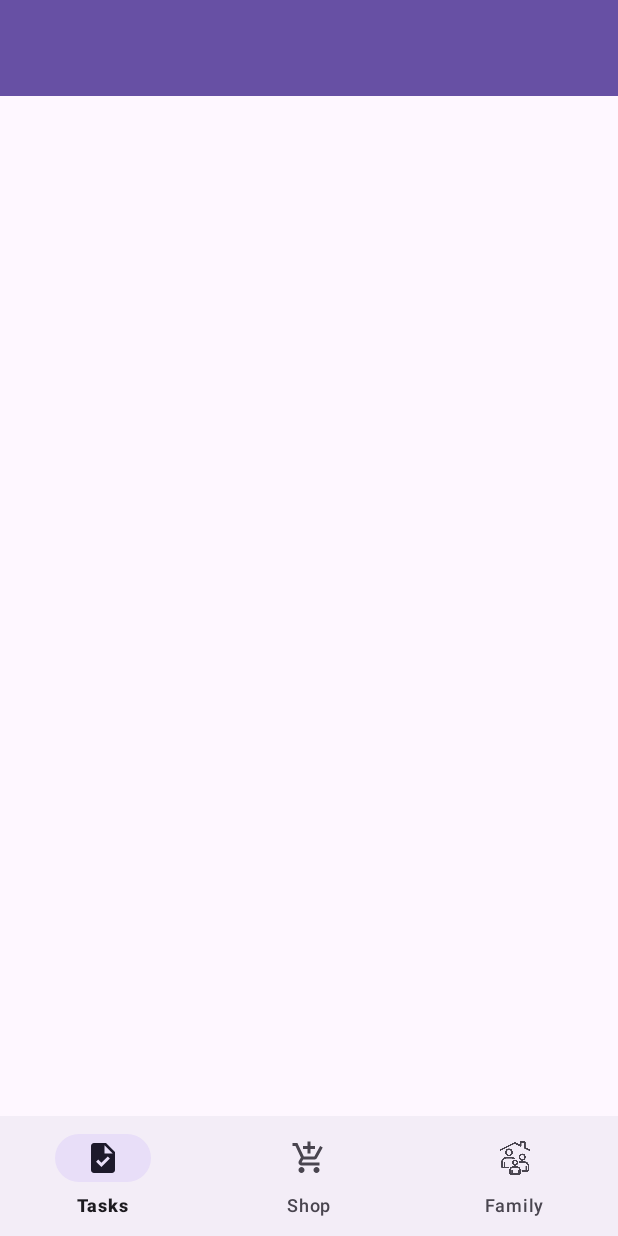
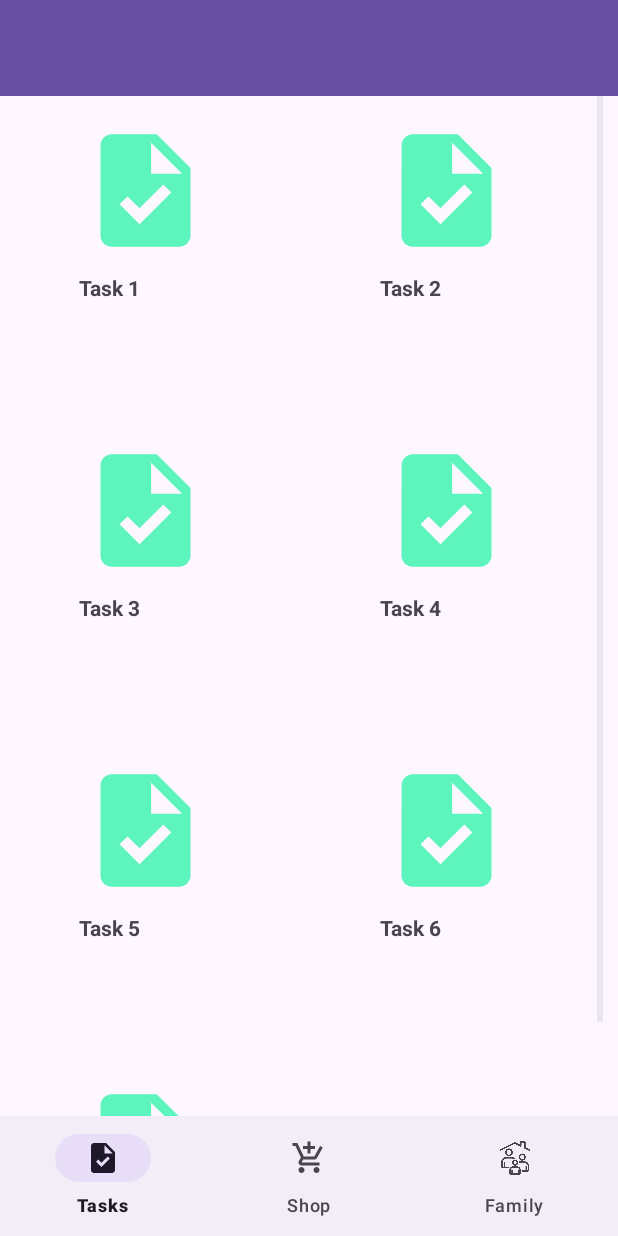
Before and after one commit to UniExtremadura/gps-project-ea03, an Android app: the HomeActivity screen opened directly, with no data from a screen before it, on a phone screen of 412 x 824 dp. Run offline under Robolectric (Android 15) with nearby library versions, the phone set to English and light mode, and no system bars; 1 statement that could not run was skipped.

Commit message:
Tasks List Grid View

```diff
--- a/app/src/main/java/com/example/familycoin/LoginActivity.kt
+++ b/app/src/main/java/com/example/familycoin/LoginActivity.kt
@@ -88,10 +88,10 @@ class LoginActivity : AppCompatActivity() {
                         user.password
                     )
 
-                    if (check.fail) {
-                        notifyInvalidCredentials(check.msg)
+                    if (passwordCheck.fail) {
+                        notifyInvalidCredentials(passwordCheck.msg)
                     } else {
-                        navigateToHomeActivity(user, check.msg)
+                        navigateToHomeActivity(user, passwordCheck.msg)
                     }
                 } else {
                     notifyInvalidCredentials("Invalid username")
--- /dev/null
+++ b/app/src/main/java/com/example/familycoin/gridView/TaskAdapter.kt
@@ -0,0 +1,42 @@
+package com.example.familycoin.gridView
+
+import android.content.Context
+import android.view.LayoutInflater
+import android.view.View
+import android.view.ViewGroup
+import android.widget.BaseAdapter
+import android.widget.ImageView
+import android.widget.TextView
+import com.example.familycoin.R
+
+class TaskAdapter(var context:Context, var taskList: ArrayList<TaskItem>) : BaseAdapter() {
+    override fun getCount(): Int {
+        return taskList.size
+    }
+
+    override fun getItem(position: Int): Any {
+        return taskList[position]
+    }
+
+    override fun getItemId(position: Int): Long {
+        return position.toLong()
+    }
+
+    override fun getView(
+        position: Int,
+        convertView: View?,
+        parent: ViewGroup?
+    ): View {
+        var view = convertView
+        if (view == null) {
+            view = LayoutInflater.from(context).inflate(R.layout.grid_item_list, parent, false)
+        }
+        val taskItem = this.getItem(position) as TaskItem
+        val taskName = view!!.findViewById<TextView>(R.id.taskItemName)
+        val taskImage = view.findViewById<ImageView>(R.id.taskItemImage)
+        taskName.text = taskItem.name
+        taskImage.setImageResource(taskItem.image!!)
+        return view
+    }
+
+}
--- /dev/null
+++ b/app/src/main/java/com/example/familycoin/gridView/TaskItem.kt
@@ -0,0 +1,11 @@
+package com.example.familycoin.gridView
+
+class TaskItem {
+    var name: String? = null
+    var image: Int? = null
+
+    constructor(name: String?, image: Int?) {
+        this.name = name
+        this.image = image
+    }
+}
--- a/app/src/main/java/com/example/familycoin/home/DiscoverFragment.kt
+++ /dev/null
@@ -1,60 +0,0 @@
-package com.example.familycoin.home
-
-import android.os.Bundle
-import androidx.fragment.app.Fragment
-import android.view.LayoutInflater
-import android.view.View
-import android.view.ViewGroup
-import com.example.familycoin.R
-
-// TODO: Rename parameter arguments, choose names that match
-// the fragment initialization parameters, e.g. ARG_ITEM_NUMBER
-private const val ARG_PARAM1 = "param1"
-private const val ARG_PARAM2 = "param2"
-
-/**
- * A simple [Fragment] subclass.
- * Use the [DiscoverFragment.newInstance] factory method to
- * create an instance of this fragment.
- */
-class DiscoverFragment : Fragment() {
-    // TODO: Rename and change types of parameters
-    private var param1: String? = null
-    private var param2: String? = null
-
-    override fun onCreate(savedInstanceState: Bundle?) {
-        super.onCreate(savedInstanceState)
-        arguments?.let {
-            param1 = it.getString(ARG_PARAM1)
-            param2 = it.getString(ARG_PARAM2)
-        }
-    }
-
-    override fun onCreateView(
-        inflater: LayoutInflater, container: ViewGroup?,
-        savedInstanceState: Bundle?
-    ): View? {
-        // Inflate the layout for this fragment
-        return inflater.inflate(R.layout.fragment_discover, container, false)
-    }
-
-    companion object {
-        /**
-         * Use this factory method to create a new instance of
-         * this fragment using the provided parameters.
-         *
-         * @param param1 Parameter 1.
-         * @param param2 Parameter 2.
-         * @return A new instance of fragment DiscoverFragment.
-         */
-        // TODO: Rename and change types and number of parameters
-        @JvmStatic
-        fun newInstance(param1: String, param2: String) =
-            DiscoverFragment().apply {
-                arguments = Bundle().apply {
-                    putString(ARG_PARAM1, param1)
-                    putString(ARG_PARAM2, param2)
-                }
-            }
-    }
-}
--- a/app/src/main/java/com/example/familycoin/home/UserFragment.kt
+++ b/app/src/main/java/com/example/familycoin/home/FamilyFragment.kt
@@ -14,10 +14,10 @@ private const val ARG_PARAM2 = "param2"
 
 /**
  * A simple [Fragment] subclass.
- * Use the [UserFragment.newInstance] factory method to
+ * Use the [FamilyFragment.newInstance] factory method to
  * create an instance of this fragment.
  */
-class UserFragment : Fragment() {
+class FamilyFragment : Fragment() {
     // TODO: Rename and change types of parameters
     private var param1: String? = null
     private var param2: String? = null
@@ -35,7 +35,7 @@ class UserFragment : Fragment() {
         savedInstanceState: Bundle?
     ): View? {
         // Inflate the layout for this fragment
-        return inflater.inflate(R.layout.fragment_user, container, false)
+        return inflater.inflate(R.layout.fragment_family, container, false)
     }
 
     companion object {
@@ -50,7 +50,7 @@ class UserFragment : Fragment() {
         // TODO: Rename and change types and number of parameters
         @JvmStatic
         fun newInstance(param1: String, param2: String) =
-            UserFragment().apply {
+            FamilyFragment().apply {
                 arguments = Bundle().apply {
                     putString(ARG_PARAM1, param1)
                     putString(ARG_PARAM2, param2)
--- a/app/src/main/java/com/example/familycoin/home/HomeActivity.kt
+++ b/app/src/main/java/com/example/familycoin/home/HomeActivity.kt
@@ -5,17 +5,17 @@ import android.content.Intent
 import androidx.appcompat.app.AppCompatActivity
 import android.os.Bundle
 import androidx.fragment.app.Fragment
+import com.example.familycoin.R
 
-import com.example.familycoin.R
 import com.example.familycoin.databinding.ActivityHomeBinding
 import com.example.familycoin.model.User
 
 class HomeActivity : AppCompatActivity() {
     private lateinit var binding: ActivityHomeBinding
 
-    private lateinit var discoverFragment: DiscoverFragment
-    private lateinit var libraryFragment: LibraryFragment
-    private lateinit var userFragment: UserFragment
+    private lateinit var tasksFragment: TasksFragment
+    private lateinit var shopFragment: ShopFragment
+    private lateinit var familyFragment: FamilyFragment
 
     companion object {
         const val USER_INFO = "USER_INFO"
@@ -43,19 +43,34 @@ class HomeActivity : AppCompatActivity() {
     }
 
     fun setUpUI(user: User) {
-        discoverFragment = DiscoverFragment()
-        libraryFragment = LibraryFragment()
-        userFragment = UserFragment()
+        tasksFragment = TasksFragment()
+        shopFragment = ShopFragment()
+        familyFragment = FamilyFragment()
 
         //TODO set discoverFragment as default fragment
+        setCurrentFragment(tasksFragment)
 
     }
 
     fun setUpListeners() {
         //TODO set listeners for bottom navigation bar
+        with(binding) {
+            bottomNavigation.setOnNavigationItemSelectedListener {
+                when (it.itemId) {
+                    R.id.action_tasks -> setCurrentFragment(tasksFragment)
+                    R.id.action_shop -> setCurrentFragment(shopFragment)
+                    R.id.action_family -> setCurrentFragment(familyFragment)
+                }
+                true
+            }
+        }
     }
 
-    private fun setCurrentFragment(fragment: Fragment): Nothing = TODO()
+    private fun setCurrentFragment(fragment: Fragment) =
+        supportFragmentManager.beginTransaction().apply {
+            replace(R.id.fragment_container, fragment)
+            commit()
+        }
 
 
 }
--- a/app/src/main/java/com/example/familycoin/home/LibraryFragment.kt
+++ b/app/src/main/java/com/example/familycoin/home/ShopFragment.kt
@@ -14,10 +14,10 @@ private const val ARG_PARAM2 = "param2"
 
 /**
  * A simple [Fragment] subclass.
- * Use the [LibraryFragment.newInstance] factory method to
+ * Use the [ShopFragment.newInstance] factory method to
  * create an instance of this fragment.
  */
-class LibraryFragment : Fragment() {
+class ShopFragment : Fragment() {
     // TODO: Rename and change types of parameters
     private var param1: String? = null
     private var param2: String? = null
@@ -35,7 +35,7 @@ class LibraryFragment : Fragment() {
         savedInstanceState: Bundle?
     ): View? {
         // Inflate the layout for this fragment
-        return inflater.inflate(R.layout.fragment_library, container, false)
+        return inflater.inflate(R.layout.fragment_shop, container, false)
     }
 
     companion object {
@@ -50,7 +50,7 @@ class LibraryFragment : Fragment() {
         // TODO: Rename and change types and number of parameters
         @JvmStatic
         fun newInstance(param1: String, param2: String) =
-            LibraryFragment().apply {
+            ShopFragment().apply {
                 arguments = Bundle().apply {
                     putString(ARG_PARAM1, param1)
                     putString(ARG_PARAM2, param2)
--- /dev/null
+++ b/app/src/main/java/com/example/familycoin/home/TasksFragment.kt
@@ -0,0 +1,95 @@
+package com.example.familycoin.home
+
+import android.os.Bundle
+import androidx.fragment.app.Fragment
+import android.view.LayoutInflater
+import android.view.View
+import android.view.ViewGroup
+import android.widget.AdapterView
+import android.widget.ArrayAdapter
+import android.widget.GridView
+import android.widget.Toast
+import com.example.familycoin.R
+import com.example.familycoin.gridView.TaskAdapter
+import com.example.familycoin.gridView.TaskItem
+
+// TODO: Rename parameter arguments, choose names that match
+// the fragment initialization parameters, e.g. ARG_ITEM_NUMBER
+private const val ARG_PARAM1 = "param1"
+private const val ARG_PARAM2 = "param2"
+
+/**
+ * A simple [Fragment] subclass.
+ * Use the [TasksFragment.newInstance] factory method to
+ * create an instance of this fragment.
+ */
+class TasksFragment : Fragment() , AdapterView.OnItemClickListener {
+    // TODO: Rename and change types of parameters
+    private var param1: String? = null
+    private var param2: String? = null
+
+    private lateinit var gridView: GridView
+    private lateinit var taskList: ArrayList<TaskItem>
+    private lateinit var adapter:TaskAdapter
+
+    override fun onCreate(savedInstanceState: Bundle?) {
+        super.onCreate(savedInstanceState)
+        arguments?.let {
+            param1 = it.getString(ARG_PARAM1)
+            param2 = it.getString(ARG_PARAM2)
+        }
+        taskList = setDataList()
+    }
+
+    private fun setDataList() : ArrayList<TaskItem>{
+        var arrayList: ArrayList<TaskItem> = ArrayList()
+
+        arrayList.add(TaskItem("Task 1", R.drawable.baseline_task_24))
+        arrayList.add(TaskItem("Task 2", R.drawable.baseline_task_24))
+        arrayList.add(TaskItem("Task 3", R.drawable.baseline_task_24))
+        arrayList.add(TaskItem("Task 4", R.drawable.baseline_task_24))
+        arrayList.add(TaskItem("Task 5", R.drawable.baseline_task_24))
+        arrayList.add(TaskItem("Task 6", R.drawable.baseline_task_24))
+        arrayList.add(TaskItem("Task 7", R.drawable.baseline_task_24))
+
+        return arrayList
+    }
+
+    override fun onCreateView(
+        inflater: LayoutInflater, container: ViewGroup?,
+        savedInstanceState: Bundle?
+    ): View? {
+        // Inflate the layout for this fragment
+        val view = inflater.inflate(R.layout.fragment_tasks, container, false)
+        gridView = view.findViewById(R.id.gridView)
+        adapter = TaskAdapter(requireContext(), taskList)
+        gridView.adapter = adapter
+        gridView.onItemClickListener = this
+        return view
+    }
+
+    companion object {
+        /**
+         * Use this factory method to create a new instance of
+         * this fragment using the provided parameters.
+         *
+         * @param param1 Parameter 1.
+         * @param param2 Parameter 2.
+         * @return A new instance of fragment DiscoverFragment.
+         */
+        // TODO: Rename and change types and number of parameters
+        @JvmStatic
+        fun newInstance(param1: String, param2: String) =
+            TasksFragment().apply {
+                arguments = Bundle().apply {
+                    putString(ARG_PARAM1, param1)
+                    putString(ARG_PARAM2, param2)
+                }
+            }
+    }
+
+    override fun onItemClick(p0: AdapterView<*>?, p1: View?, position: Int, id: Long) {
+        var taskItem: TaskItem = taskList.get(position)
+        Toast.makeText(requireContext(), taskItem.name, Toast.LENGTH_SHORT).show()
+    }
+}
--- a/app/src/main/java/com/example/familycoin/utils/CredentialCheck.kt
+++ b/app/src/main/java/com/example/familycoin/utils/CredentialCheck.kt
@@ -48,7 +48,7 @@ class CredentialCheck private constructor() {
             else checks[0]
         }
 
-        fun passwordOk(password1: String, password2: String): Any {
+        fun passwordOk(password1: String, password2: String): CredentialCheck {
             return if (password1!=password2) checks[3]
             else checks[0]
         }
--- a/app/src/main/res/layout/fragment_discover.xml
+++ b/app/src/main/res/layout/fragment_family.xml
@@ -3,12 +3,12 @@
     xmlns:tools="http://schemas.android.com/tools"
     android:layout_width="match_parent"
     android:layout_height="match_parent"
-    tools:context=".view.home.DiscoverFragment">
+    tools:context=".home.FamilyFragment">
 
     <!-- TODO: Update blank fragment layout -->
     <TextView
         android:layout_width="match_parent"
         android:layout_height="match_parent"
-        android:text="Hello, blank DISCOVER fragment!" />
+        android:text="Hello, blank Family fragment!" />
 
 </FrameLayout>
--- a/app/src/main/res/layout/fragment_user.xml
+++ b/app/src/main/res/layout/fragment_shop.xml
@@ -3,12 +3,12 @@
     xmlns:tools="http://schemas.android.com/tools"
     android:layout_width="match_parent"
     android:layout_height="match_parent"
-    tools:context=".view.home.UserFragment">
+    tools:context=".home.ShopFragment">
 
     <!-- TODO: Update blank fragment layout -->
     <TextView
         android:layout_width="match_parent"
         android:layout_height="match_parent"
-        android:text="Hello, blank USER fragment!" />
+        android:text="Hello, blank Shop fragment!" />
 
 </FrameLayout>
--- /dev/null
+++ b/app/src/main/res/layout/fragment_tasks.xml
@@ -0,0 +1,21 @@
+<?xml version="1.0" encoding="utf-8"?>
+<androidx.constraintlayout.widget.ConstraintLayout xmlns:android="http://schemas.android.com/apk/res/android"
+    xmlns:app="http://schemas.android.com/apk/res-auto"
+    xmlns:tools="http://schemas.android.com/tools"
+    android:layout_width="match_parent"
+    android:layout_height="match_parent"
+    tools:context=".home.TasksFragment">
+
+    <GridView
+        android:id="@+id/gridView"
+        android:layout_width="match_parent"
+        android:layout_height="match_parent"
+        android:numColumns="2"
+        android:verticalSpacing="10dp"
+        android:horizontalSpacing="10dp"
+        android:padding="10dp"
+        android:columnWidth="100dp"
+        android:stretchMode="columnWidth"
+        android:gravity="center"/>
+
+</androidx.constraintlayout.widget.ConstraintLayout>
--- /dev/null
+++ b/app/src/main/res/layout/grid_item_list.xml
@@ -0,0 +1,36 @@
+<?xml version="1.0" encoding="utf-8"?>
+<LinearLayout xmlns:android="http://schemas.android.com/apk/res/android"
+    android:layout_width="match_parent"
+    android:layout_height="match_parent"
+    android:orientation="vertical">
+
+    <RelativeLayout
+        android:layout_width="match_parent"
+        android:layout_height="match_parent"
+        android:padding="12dp">
+
+    <ImageView
+        android:layout_width="90dp"
+        android:layout_height="90dp"
+        android:layout_marginLeft="30dp"
+        android:layout_marginTop="60dp"
+        android:id="@+id/taskItemImage"
+        android:src="@drawable/ic_launcher_background">
+    </ImageView>
+
+        <TextView
+            android:id="@+id/taskItemName"
+            android:layout_width="wrap_content"
+            android:layout_height="wrap_content"
+            android:layout_below="@+id/taskItemImage"
+            android:layout_marginLeft="30dp"
+            android:layout_marginTop="10dp"
+            android:gravity="center"
+            android:text="Task1"
+            android:textStyle="bold">
+        </TextView>
+
+
+    </RelativeLayout>
+
+</LinearLayout>
--- a/app/src/main/res/menu/bottom_menu.xml
+++ b/app/src/main/res/menu/bottom_menu.xml
@@ -2,19 +2,19 @@
 <menu xmlns:android="http://schemas.android.com/apk/res/android"
     xmlns:app="http://schemas.android.com/apk/res-auto">
     <item
-        android:id="@+id/action_discover"
+        android:id="@+id/action_tasks"
         android:enabled="true"
         android:icon="@drawable/baseline_task_24"
         android:title="@string/Tasks_option"
         app:showAsAction="ifRoom" />
     <item
-        android:id="@+id/action_library"
+        android:id="@+id/action_shop"
         android:enabled="true"
         android:icon="@drawable/baseline_add_shopping_cart_24"
         android:title="@string/Shop_option"
         app:showAsAction="ifRoom" />
     <item
-        android:id="@+id/action_user"
+        android:id="@+id/action_family"
         android:enabled="true"
         android:icon="@drawable/family_icon"
         android:title="@string/Family_option"
```
Also changed, not shown: app/src/main/res/layout/fragment_library.xml (deleted, +0 -14 lines).
